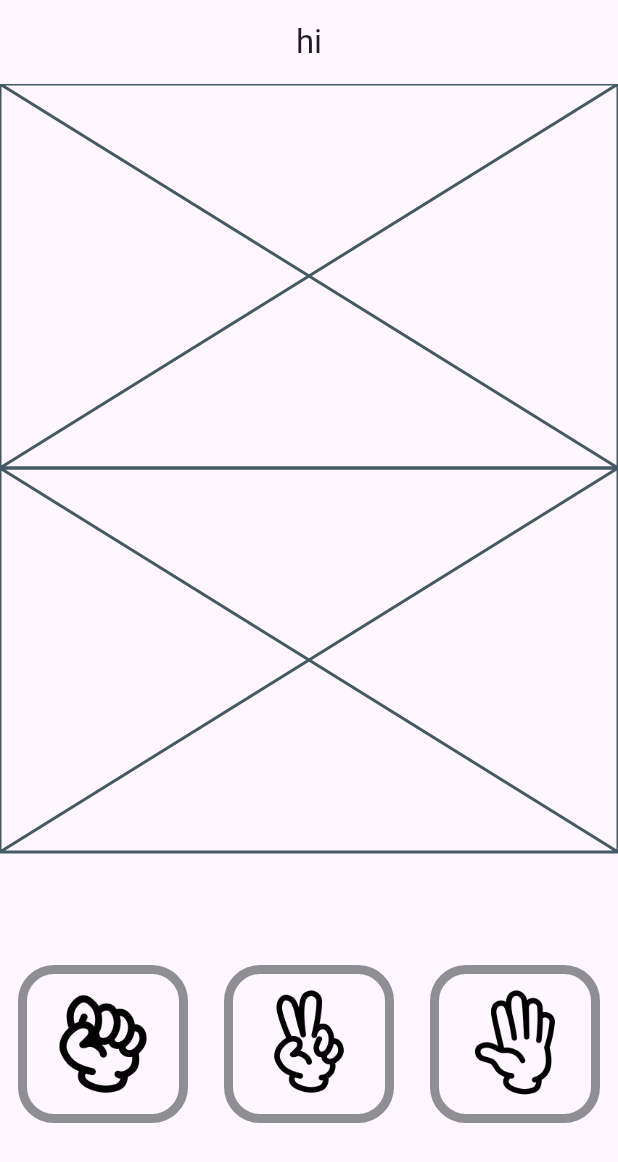
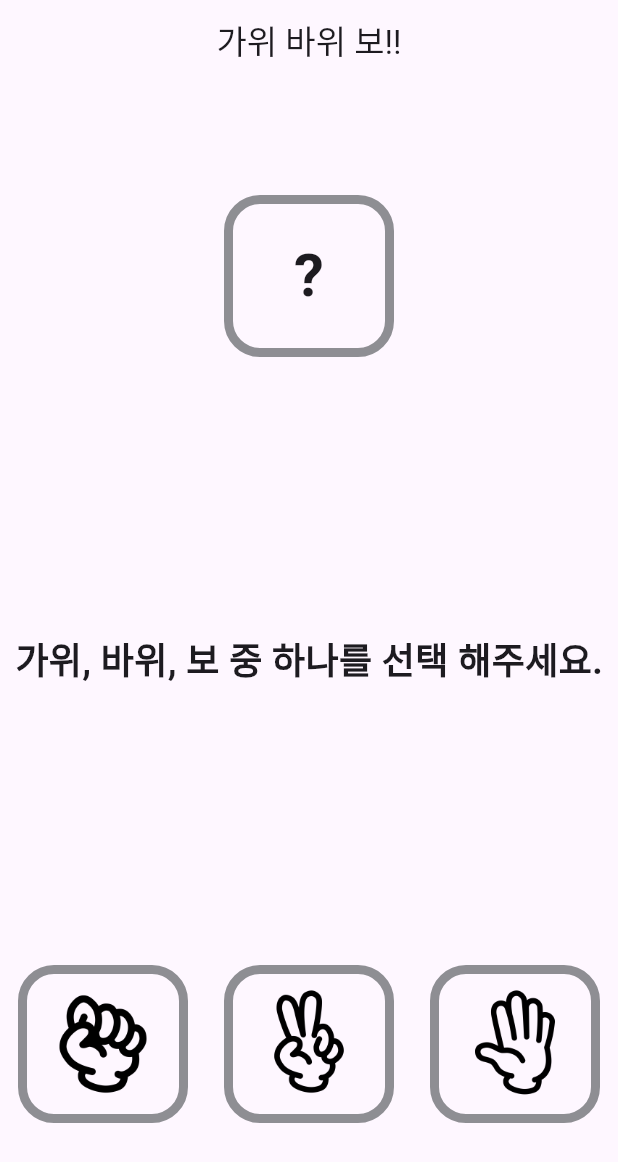
Before and after one commit to CodingVirus/Flutter_Study, a Flutter app: the screen it shows after launch, on a phone screen of 412 x 824 dp. Shown: the top 1162 px of the screen. Run offline on Flutter 3.47's test engine with Material 3 defaults, Android fonts, the phone set to English and light mode, and no system bars.

Commit message:
가위 바위 보 게임 중간 저장

```diff
--- a/rsp_app/lib/game/enum.dart
+++ b/rsp_app/lib/game/enum.dart
@@ -8,3 +8,12 @@ enum InputType {
 
   String get path => '$assetPath/$name.png';
 }
+
+enum Result {
+  playerWin('Player 승리'),
+  draw('무승부'),
+  cpuWin('Player 패배');
+
+  const Result(this.displayString);
+  final String displayString;
+}
--- a/rsp_app/lib/game/game_body.dart
+++ b/rsp_app/lib/game/game_body.dart
@@ -14,14 +14,14 @@ class GameBody extends StatefulWidget {
 
 class _GameBodyState extends State<GameBody> {
   late bool isDone;
-  late InputType? _userInput;
+  InputType? _userInput;
   late InputType _cpuInput;
 
   @override
   void initState() {
     super.initState();
-        isDone = false;
-        setCpuInput();
+    isDone = false;
+    setCpuInput();
   }
 
   @override
@@ -29,8 +29,13 @@ class _GameBodyState extends State<GameBody> {
     return Column(
       children: [
         Expanded(child: CpuInput(isDone: isDone, cpuInput: _cpuInput)),
-        Expanded(child: GameResult(isDone: isDone)),
-        Expanded(child: UserInput(isDone: isDone, callback: setUserInput)),
+        Expanded(child: GameResult(isDone: isDone, result: getResult(), callback: reset,)),
+        Expanded(
+            child: UserInput(
+          isDone: isDone,
+          callback: setUserInput,
+          userInput: _userInput,
+        )),
       ],
     );
   }
@@ -46,4 +51,45 @@ class _GameBodyState extends State<GameBody> {
     final random = Random();
     _cpuInput = InputType.values[random.nextInt(3)];
   }
+
+  void reset() {
+    setState(() {
+      isDone = false;
+      setCpuInput();
+    });
+  }
+
+  Result? getResult() {
+    if (_userInput == null) return null;
+
+    switch (_userInput!) {
+      case InputType.rock:
+        switch (_cpuInput) {
+          case InputType.rock:
+            return Result.draw;
+          case InputType.scissors:
+            return Result.playerWin;
+          case InputType.paper:
+            return Result.cpuWin;
+        }
+      case InputType.scissors:
+        switch (_cpuInput) {
+          case InputType.rock:
+            return Result.cpuWin;
+          case InputType.scissors:
+            return Result.draw;
+          case InputType.paper:
+            return Result.playerWin;
+        }
+      case InputType.paper:
+        switch (_cpuInput) {
+          case InputType.rock:
+            return Result.playerWin;
+          case InputType.scissors:
+            return Result.cpuWin;
+          case InputType.paper:
+            return Result.draw;
+        }
+    }
+  }
 }
--- a/rsp_app/lib/game/widget/cpu_input.dart
+++ b/rsp_app/lib/game/widget/cpu_input.dart
@@ -1,19 +1,40 @@
 import 'package:flutter/cupertino.dart';
 import 'package:rsp_app/game/enum.dart';
+import 'package:rsp_app/game/widget/input_card.dart';
 
 class CpuInput extends StatelessWidget {
-
   final bool isDone;
   final InputType cpuInput;
 
-  const CpuInput({
-    required this.isDone,
-    required this.cpuInput,
-    super.key
-  });
+  const CpuInput({required this.isDone, required this.cpuInput, super.key});
 
   @override
   Widget build(BuildContext context) {
-    return const Placeholder();
+    return Row(
+      children: [
+        Expanded(child: SizedBox.shrink()),
+        Expanded(
+          child: InputCard(
+            child: getCpuInput(),
+          ),
+        ),
+        Expanded(child: SizedBox.shrink()),
+      ],
+    );
+  }
+
+  Widget getCpuInput() {
+    if (isDone) {
+      return Image.asset(cpuInput.path);
+    }
+    return const SizedBox(
+      height: 80,
+      child: Center(
+        child: Text(
+          '?',
+          style: TextStyle(fontSize: 40, fontWeight: FontWeight.bold),
+        ),
+      ),
+    );
   }
 }
--- a/rsp_app/lib/game/widget/game_result.dart
+++ b/rsp_app/lib/game/widget/game_result.dart
@@ -1,12 +1,43 @@
 import 'package:flutter/cupertino.dart';
+import 'package:flutter/material.dart';
+import '../enum.dart';
 
 class GameResult extends StatelessWidget {
   final bool isDone;
+  final Result? result;
+  final VoidCallback callback;
 
-  const GameResult({required this.isDone, super.key});
+  const GameResult(
+      {required this.isDone, required this.callback, this.result, super.key});
 
   @override
   Widget build(BuildContext context) {
-    return const Placeholder();
+    if (isDone) {
+      return Column(
+        mainAxisAlignment: MainAxisAlignment.center,
+        children: [
+          Center(
+            child: Text(
+              result!.displayString,
+              style: const TextStyle(fontSize: 32),
+            ),
+          ),
+          const SizedBox(height: 8),
+          TextButton(
+            onPressed: () => callback.call(),
+            child: const Text(
+              '다시하기',
+               style: TextStyle(fontSize: 24),
+            ),
+          )
+        ],
+      );
+    }
+    return const Center(
+      child: Text(
+        '가위, 바위, 보 중 하나를 선택 해주세요.',
+        style: TextStyle(fontSize: 24, fontWeight: FontWeight.bold),
+      ),
+    );
   }
 }
--- a/rsp_app/lib/game/widget/input_card.dart
+++ b/rsp_app/lib/game/widget/input_card.dart
@@ -1,13 +1,12 @@
 import 'package:flutter/cupertino.dart';
 import 'package:flutter/material.dart';
-import 'package:rsp_app/game/enum.dart';
 
 class InputCard extends StatelessWidget {
   final VoidCallback? callback;
   final Widget child;
 
   const InputCard({
-    required this.callback,
+    this.callback,
     required this.child,
     super.key,
   });
--- a/rsp_app/lib/game/widget/user_input.dart
+++ b/rsp_app/lib/game/widget/user_input.dart
@@ -5,9 +5,11 @@ import 'input_card.dart';
 
 class UserInput extends StatelessWidget {
   final bool isDone;
+  final InputType? userInput;
   final Function(InputType) callback;
 
   const UserInput({
+    this.userInput,
     required this.isDone,
     required this.callback,
     super.key
@@ -16,7 +18,13 @@ class UserInput extends StatelessWidget {
   @override
   Widget build(BuildContext context) {
     if (isDone) {
-      return const Placeholder();
+      return Row(
+        children: [
+          const Expanded(child: SizedBox.shrink()),
+          Expanded(child: InputCard(child: Image.asset(userInput!.path))),
+          const Expanded(child: SizedBox.shrink()),
+        ],
+      );
     }
 
     return Row(
--- a/rsp_app/lib/main.dart
+++ b/rsp_app/lib/main.dart
@@ -13,7 +13,7 @@
     return MaterialApp(
       home: Scaffold(
         appBar: AppBar(
-          title: const Text('hi'),
+          title: const Text('가위 바위 보!!'),
           centerTitle: true,
         ),
         body: const GameBody(),
```
